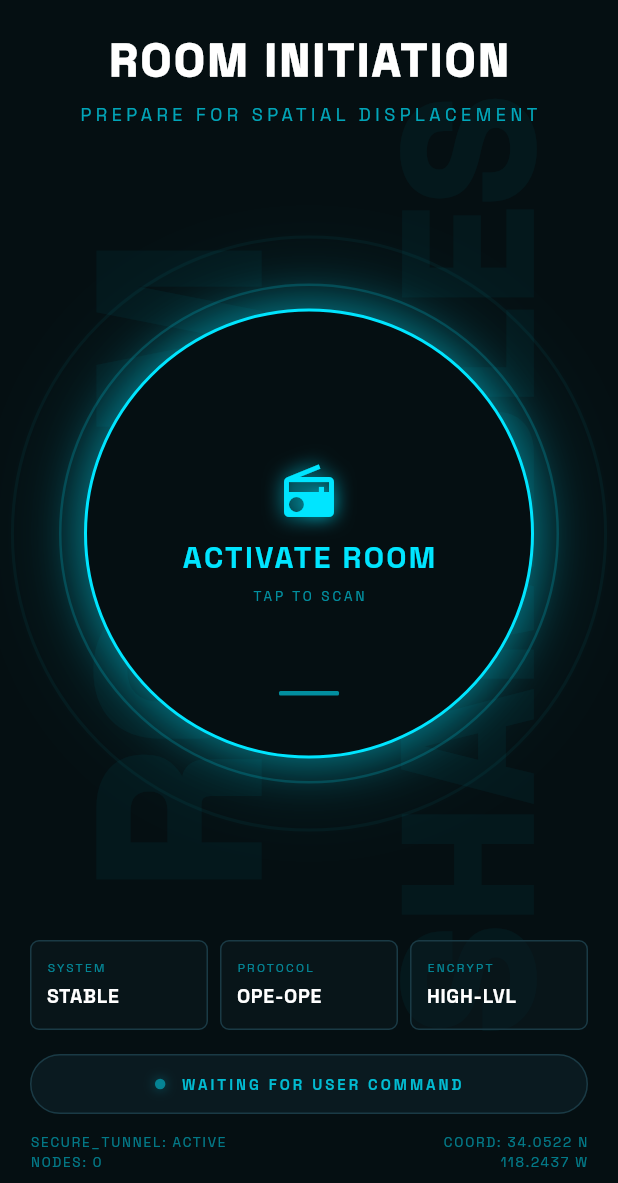
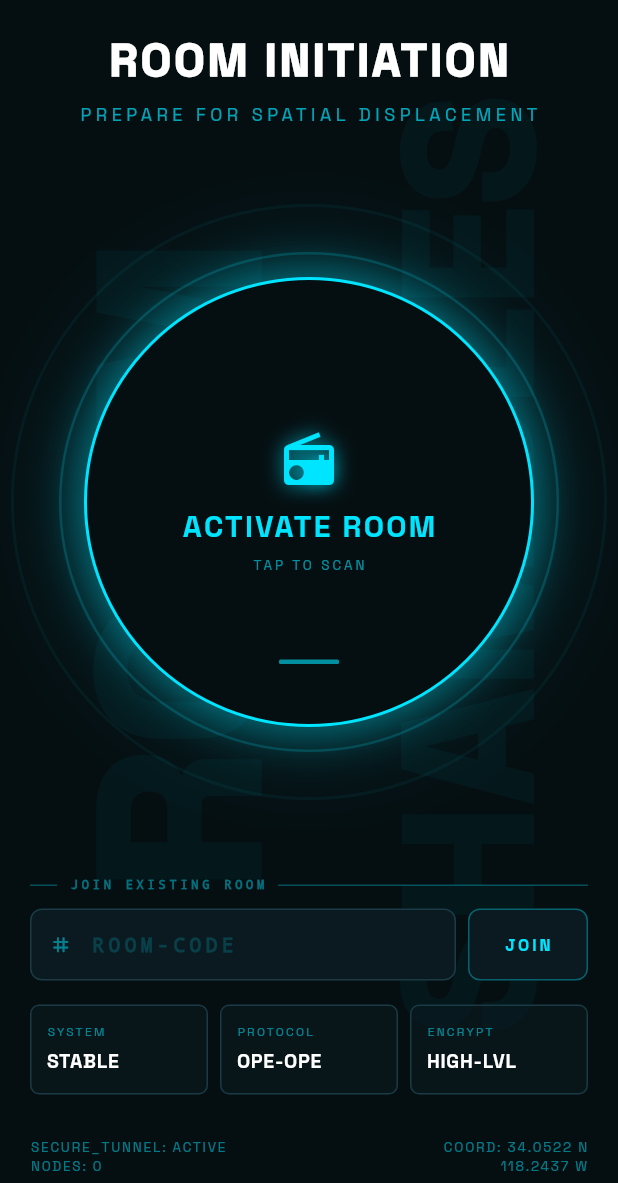
Before and after one commit to Satvik1769/op_share, a Flutter app: the RoomInitiationScreen screen opened directly, on a phone screen of 412 x 824 dp, the part 53-1236 px from its top. Run offline on Flutter 3.47's test engine with Material 3 defaults, Android fonts, the phone set to English and light mode, and no system bars; our stand-ins replace device_info_plus, google_fonts.

Commit message:
added join room condition

```diff
--- a/lib/screens/room_intitiation/room_initiation_screen.dart
+++ b/lib/screens/room_intitiation/room_initiation_screen.dart
@@ -1,5 +1,7 @@
 import 'dart:math';
 import 'package:flutter/material.dart';
+import 'package:flutter/services.dart';
+import 'package:google_fonts/google_fonts.dart';
 import 'central_button.dart';
 import 'colors_room.dart';
 import 'top_status_bar.dart';
@@ -30,6 +32,9 @@ class _RoomInitiationScreenState extends State<RoomInitiationScreen>
   late final Animation<double> _scanAnim;
 
   bool _isScanning = false;
+
+  final TextEditingController _roomCodeController = TextEditingController();
+  bool _isJoining = false;
 
   @override
   void initState() {
@@ -81,10 +86,22 @@ class _RoomInitiationScreenState extends State<RoomInitiationScreen>
     for (final c in _rippleControllers) {
       c.dispose();
     }
-
     _pulseCtrl.dispose();
     _scanCtrl.dispose();
+    _roomCodeController.dispose();
     super.dispose();
+  }
+
+  void _onJoinRoom() async {
+    final code = _roomCodeController.text.trim();
+    if (code.isEmpty) return;
+    setState(() => _isJoining = true);
+    await Future.delayed(const Duration(milliseconds: 1200));
+    if (!mounted) return;
+    setState(() => _isJoining = false);
+    Navigator.of(context).push(
+      MaterialPageRoute(builder: (_) => const RoomActiveScreen()),
+    );
   }
 
   void _onActivateTap() {
@@ -123,9 +140,14 @@ class _RoomInitiationScreenState extends State<RoomInitiationScreen>
                   onTap: _onActivateTap,
                 ),
                 const Spacer(),
+                _JoinRoomSection(
+                  controller: _roomCodeController,
+                  isJoining: _isJoining,
+                  onJoin: _onJoinRoom,
+                ),
+                const SizedBox(height: 16),
                 _StatusCards(),
                 const SizedBox(height: 16),
-                _CommandBar(pulseAnim: _pulseAnim),
                 const SizedBox(height: 12),
                 _BottomBar(),
                 const SizedBox(height: 8),
@@ -205,61 +227,6 @@ class _StatusCard extends StatelessWidget {
 }
 
 // ─────────────────────────────────────────────
-// COMMAND BAR
-// ─────────────────────────────────────────────
-class _CommandBar extends StatelessWidget {
-  final Animation<double> pulseAnim;
-  const _CommandBar({required this.pulseAnim});
-
-  @override
-  Widget build(BuildContext context) {
-    return Padding(
-      padding: const EdgeInsets.symmetric(horizontal: 20),
-      child: Container(
-        padding: const EdgeInsets.symmetric(vertical: 12, horizontal: 16),
-        decoration: BoxDecoration(
-          color: kCardBg,
-          borderRadius: BorderRadius.circular(30),
-          border: Border.all(color: kBorderDim),
-        ),
-        child: Row(
-          mainAxisAlignment: MainAxisAlignment.center,
-          children: [
-            AnimatedBuilder(
-              animation: pulseAnim,
-              builder: (_, __) => Container(
-                width: 7,
-                height: 7,
-                decoration: BoxDecoration(
-                  shape: BoxShape.circle,
-                  color: kCyan.withOpacity(pulseAnim.value),
-                  boxShadow: [
-                    BoxShadow(
-                      color: kCyan.withOpacity(pulseAnim.value * 0.7),
-                      blurRadius: 6,
-                    ),
-                  ],
-                ),
-              ),
-            ),
-            const SizedBox(width: 10),
-            Text(
-              'WAITING FOR USER COMMAND',
-              style: TextStyle(
-                fontSize: 10,
-                letterSpacing: 2,
-                color: kCyan.withOpacity(0.8),
-                fontWeight: FontWeight.w600,
-              ),
-            ),
-          ],
-        ),
-      ),
-    );
-  }
-}
-
-// ─────────────────────────────────────────────
 // BOTTOM BAR
 // ─────────────────────────────────────────────
 class _BottomBar extends StatelessWidget {
@@ -283,3 +250,151 @@ class _BottomBar extends StatelessWidget {
     );
   }
 }
+
+// ─────────────────────────────────────────────
+// JOIN ROOM SECTION
+// ─────────────────────────────────────────────
+class _JoinRoomSection extends StatelessWidget {
+  final TextEditingController controller;
+  final bool isJoining;
+  final VoidCallback onJoin;
+
+  const _JoinRoomSection({
+    required this.controller,
+    required this.isJoining,
+    required this.onJoin,
+  });
+
+  @override
+  Widget build(BuildContext context) {
+    return Padding(
+      padding: const EdgeInsets.symmetric(horizontal: 20),
+      child: Column(
+        crossAxisAlignment: CrossAxisAlignment.start,
+        children: [
+          Row(
+            children: [
+              Container(width: 18, height: 1, color: kCyan.withOpacity(0.3)),
+              const SizedBox(width: 8),
+              Text(
+                'JOIN EXISTING ROOM',
+                style: TextStyle(
+                  fontSize: 8,
+                  letterSpacing: 2.5,
+                  color: kCyan.withOpacity(0.45),
+                  fontWeight: FontWeight.w700,
+                  fontFamily: 'monospace',
+                ),
+              ),
+              const SizedBox(width: 8),
+              Expanded(child: Container(height: 1, color: kCyan.withOpacity(0.3))),
+            ],
+          ),
+          const SizedBox(height: 10),
+          Row(
+            children: [
+              Expanded(
+                child: Container(
+                  height: 48,
+                  decoration: BoxDecoration(
+                    color: kCardBg,
+                    borderRadius: BorderRadius.circular(8),
+                    border: Border.all(color: kBorderDim),
+                  ),
+                  child: Row(
+                    children: [
+                      Padding(
+                        padding: const EdgeInsets.symmetric(horizontal: 12),
+                        child: Icon(
+                          Icons.tag_rounded,
+                          size: 15,
+                          color: kCyan.withOpacity(0.5),
+                        ),
+                      ),
+                      Expanded(
+                        child: TextField(
+                          controller: controller,
+                          keyboardType: TextInputType.text,
+                          textCapitalization: TextCapitalization.characters,
+                          inputFormatters: [
+                            FilteringTextInputFormatter.allow(RegExp(r'[A-Z0-9a-z\-]')),
+                            LengthLimitingTextInputFormatter(12),
+                          ],
+                          style: GoogleFonts.spaceGrotesk(
+                            color: Colors.white,
+                            fontSize: 13,
+                            fontWeight: FontWeight.w700,
+                            letterSpacing: 3,
+                          ),
+                          cursorColor: kCyan,
+                          decoration: InputDecoration(
+                            hintText: 'ROOM-CODE',
+                            hintStyle: TextStyle(
+                              color: kCyan.withOpacity(0.18),
+                              fontSize: 13,
+                              letterSpacing: 3,
+                              fontFamily: 'monospace',
+                            ),
+                            border: InputBorder.none,
+                            contentPadding: EdgeInsets.zero,
+                          ),
+                        ),
+                      ),
+                    ],
+                  ),
+                ),
+              ),
+              const SizedBox(width: 8),
+              GestureDetector(
+                onTap: isJoining ? null : onJoin,
+                child: AnimatedContainer(
+                  duration: const Duration(milliseconds: 200),
+                  height: 48,
+                  width: 80,
+                  decoration: BoxDecoration(
+                    color: isJoining ? kCyan.withOpacity(0.15) : kCardBg,
+                    borderRadius: BorderRadius.circular(8),
+                    border: Border.all(
+                      color: isJoining ? kCyan.withOpacity(0.6) : kCyan.withOpacity(0.35),
+                    ),
+                    boxShadow: isJoining
+                        ? [
+                            BoxShadow(
+                              color: kCyan.withOpacity(0.2),
+                              blurRadius: 12,
+                              spreadRadius: 1,
+                            ),
+                          ]
+                        : null,
+                  ),
+                  child: isJoining
+                      ? Center(
+                          child: SizedBox(
+                            width: 16,
+                            height: 16,
+                            child: CircularProgressIndicator(
+                              strokeWidth: 1.5,
+                              color: kCyan.withOpacity(0.8),
+                            ),
+                          ),
+                        )
+                      : Center(
+                          child: Text(
+                            'JOIN',
+                            style: GoogleFonts.spaceGrotesk(
+                              color: kCyan,
+                              fontSize: 11,
+                              fontWeight: FontWeight.w800,
+                              letterSpacing: 2,
+                            ),
+                          ),
+                        ),
+                ),
+              ),
+            ],
+          ),
+        ],
+      ),
+    );
+  }
+}
```
